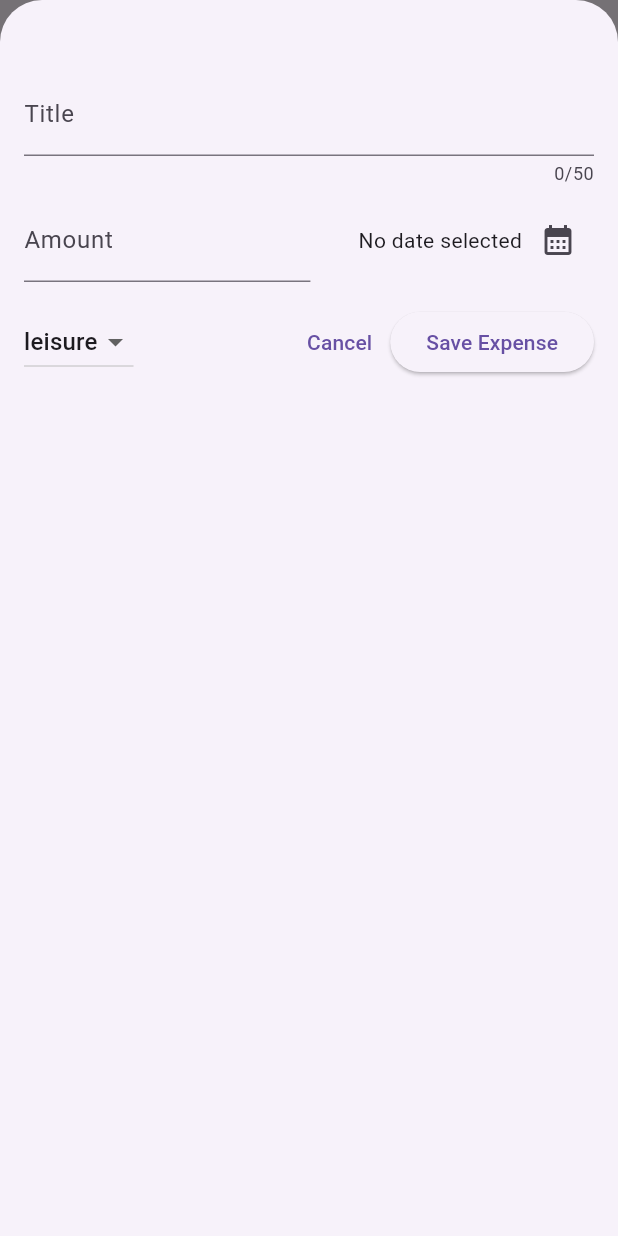
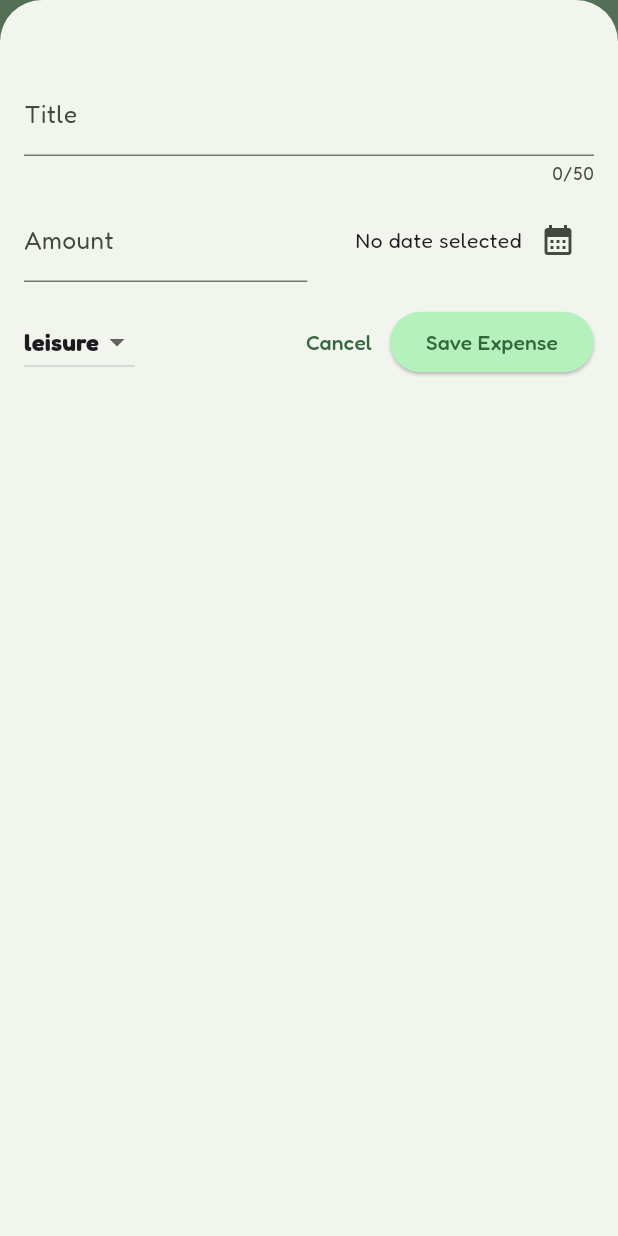
Before and after one commit to DanielHoman/flutter_expense_tracker, a Flutter app: the screen it shows after launch, after a tap on the "add" icon, on a phone screen of 412 x 824 dp. Run offline on Flutter 3.47's test engine with Material 3 defaults, Android fonts, the phone set to English and light mode, and no system bars; our stand-ins replace google_fonts.

Commit message:
Enhance expense tracking with theming, chart visualization, and improved UI interactions

```diff
--- /dev/null
+++ b/lib/app_theme.dart
@@ -0,0 +1,46 @@
+import 'package:flutter/material.dart';
+import 'package:google_fonts/google_fonts.dart';
+
+class AppTheme {
+  final ColorScheme kLightColorScheme = ColorScheme.fromSeed(
+    brightness: Brightness.light,
+    seedColor: const Color.fromARGB(255, 63, 235, 123),
+  );
+
+  final ColorScheme kDarkColorScheme = ColorScheme.fromSeed(
+    brightness: Brightness.dark,
+    seedColor: const Color.fromARGB(255, 9, 123, 122),
+  );
+
+  final ThemeData lightTheme = ThemeData.light().copyWith();
+  final ThemeData darkTheme = ThemeData.dark().copyWith();
+
+  ThemeData getTheme(Brightness brightness) {
+    final theme = brightness == Brightness.light ? lightTheme : darkTheme;
+    final kColorScheme = brightness == Brightness.light
+        ? kLightColorScheme
+        : kDarkColorScheme;
+    return theme.copyWith(
+      colorScheme: kColorScheme,
+      appBarTheme: const AppBarTheme().copyWith(
+        backgroundColor: kColorScheme.primaryContainer,
+      ),
+      cardTheme: const CardThemeData().copyWith(
+        color: kColorScheme.secondaryContainer,
+        margin: const EdgeInsets.symmetric(horizontal: 16, vertical: 8),
+      ),
+      elevatedButtonTheme: ElevatedButtonThemeData(
+        style: ElevatedButton.styleFrom(
+          backgroundColor: kColorScheme.primaryContainer,
+        ),
+      ),
+
+      textTheme: GoogleFonts.fredokaTextTheme(theme.textTheme).copyWith(
+        titleMedium: GoogleFonts.fredoka(
+          textStyle: theme.textTheme.titleMedium,
+          fontWeight: FontWeight.bold,
+        ),
+      ),
+    );
+  }
+}
--- a/lib/main.dart
+++ b/lib/main.dart
@@ -1,6 +1,15 @@
 import 'package:flutter/material.dart';
 import 'package:expense_tracker/widgets/expenses.dart';
+import 'package:expense_tracker/app_theme.dart';
 
 void main() {
-  runApp(const MaterialApp(home: Expenses()));
+  final AppTheme appTheme = AppTheme();
+  runApp(
+    MaterialApp(
+      darkTheme: appTheme.getTheme(Brightness.dark),
+      theme: appTheme.getTheme(Brightness.light),
+      themeMode: ThemeMode.system,
+      home: Expenses(),
+    ),
+  );
 }
--- a/lib/models/expense.dart
+++ b/lib/models/expense.dart
@@ -33,3 +33,23 @@ class Expense {
     return formatter.format(date);
   }
 }
+
+class ExpenseBucket {
+  ExpenseBucket({required this.category, required this.expenses});
+
+  ExpenseBucket.forCategory(List<Expense> allExpenses, this.category)
+    : expenses = allExpenses
+          .where((element) => element.category == category)
+          .toList();
+
+  final Category category;
+  final List<Expense> expenses;
+
+  double get totalExpenses {
+    double sum = 0;
+    for (final expense in expenses) {
+      sum += expense.amount;
+    }
+    return sum;
+  }
+}
--- /dev/null
+++ b/lib/widgets/chart/chart.dart
@@ -0,0 +1,90 @@
+import 'package:flutter/material.dart';
+import 'package:expense_tracker/widgets/chart/chart_bar.dart';
+import 'package:expense_tracker/models/expense.dart';
+
+class Chart extends StatelessWidget {
+  const Chart({super.key, required this.expenses});
+
+  final List<Expense> expenses;
+
+  List<ExpenseBucket> get buckets {
+    return [
+      ExpenseBucket.forCategory(expenses, Category.food),
+      ExpenseBucket.forCategory(expenses, Category.leisure),
+      ExpenseBucket.forCategory(expenses, Category.travel),
+      ExpenseBucket.forCategory(expenses, Category.work),
+    ];
+  }
+
+  double get maxTotalExpense {
+    double maxTotalExpense = 0;
+
+    for (final bucket in buckets) {
+      if (bucket.totalExpenses > maxTotalExpense) {
+        maxTotalExpense = bucket.totalExpenses;
+      }
+    }
+
+    return maxTotalExpense;
+  }
+
+  @override
+  Widget build(BuildContext context) {
+    final isDarkMode =
+        MediaQuery.of(context).platformBrightness == Brightness.dark;
+    return Container(
+      margin: const EdgeInsets.all(16),
+      padding: const EdgeInsets.symmetric(vertical: 16, horizontal: 8),
+      width: double.infinity,
+      height: 180,
+      decoration: BoxDecoration(
+        borderRadius: BorderRadius.circular(8),
+        gradient: LinearGradient(
+          colors: [
+            Theme.of(context).colorScheme.primary.withValues(alpha: 0.3),
+            Theme.of(context).colorScheme.primary.withValues(alpha: 0.0),
+          ],
+          begin: Alignment.bottomCenter,
+          end: Alignment.topCenter,
+        ),
+      ),
+      child: Column(
+        children: [
+          Expanded(
+            child: Row(
+              crossAxisAlignment: CrossAxisAlignment.end,
+              children: [
+                for (final bucket in buckets) // alternative to map()
+                  ChartBar(
+                    fill: bucket.totalExpenses == 0
+                        ? 0
+                        : bucket.totalExpenses / maxTotalExpense,
+                  ),
+              ],
+            ),
+          ),
+          const SizedBox(height: 12),
+          Row(
+            children: buckets
+                .map(
+                  (bucket) => Expanded(
+                    child: Padding(
+                      padding: const EdgeInsets.symmetric(horizontal: 4),
+                      child: Icon(
+                        categoryIcons[bucket.category],
+                        color: isDarkMode
+                            ? Theme.of(context).colorScheme.secondary
+                            : Theme.of(
+                                context,
+                              ).colorScheme.primary.withValues(alpha: 0.7),
+                      ),
+                    ),
+                  ),
+                )
+                .toList(),
+          ),
+        ],
+      ),
+    );
+  }
+}
--- /dev/null
+++ b/lib/widgets/chart/chart_bar.dart
@@ -0,0 +1,34 @@
+import 'package:flutter/material.dart';
+
+class ChartBar extends StatelessWidget {
+  const ChartBar({super.key, required this.fill});
+
+  final double fill;
+
+  @override
+  Widget build(BuildContext context) {
+    final isDarkMode =
+        MediaQuery.of(context).platformBrightness == Brightness.dark;
+    return Expanded(
+      child: Padding(
+        padding: const EdgeInsets.symmetric(horizontal: 4),
+        child: FractionallySizedBox(
+          heightFactor: fill,
+          child: DecoratedBox(
+            decoration: BoxDecoration(
+              shape: BoxShape.rectangle,
+              borderRadius: const BorderRadius.vertical(
+                top: Radius.circular(8),
+              ),
+              color: isDarkMode
+                  ? Theme.of(context).colorScheme.secondary
+                  : Theme.of(
+                      context,
+                    ).colorScheme.primary.withValues(alpha: 0.7),
+            ),
+          ),
+        ),
+      ),
+    );
+  }
+}
--- a/lib/widgets/expenses.dart
+++ b/lib/widgets/expenses.dart
@@ -1,3 +1,4 @@
+import 'package:expense_tracker/widgets/chart/chart.dart';
 import 'package:expense_tracker/widgets/new_expense.dart';
 import 'package:flutter/material.dart';
 import 'package:expense_tracker/models/expense.dart';
@@ -43,13 +44,40 @@ class _ExpensesState extends State<Expenses> {
   }
 
   void _removeExpense(Expense expense) {
+    final expenseIndex = _registeredExpenses.indexOf(expense);
     setState(() {
       _registeredExpenses.remove(expense);
     });
+    ScaffoldMessenger.of(context).clearSnackBars();
+    ScaffoldMessenger.of(context).showSnackBar(
+      SnackBar(
+        duration: const Duration(seconds: 3),
+        content: const Text("Expese deleted."),
+        action: SnackBarAction(
+          label: "Undo",
+          onPressed: () {
+            setState(() {
+              _registeredExpenses.insert(expenseIndex, expense);
+            });
+          },
+        ),
+      ),
+    );
   }
 
   @override
   Widget build(context) {
+    Widget mainContent = const Center(
+      child: Text("No expenses found. Start adding some!"),
+    );
+
+    if (_registeredExpenses.isNotEmpty) {
+      mainContent = ExpensesList(
+        expenses: _registeredExpenses,
+        removeExpense: _removeExpense,
+      );
+    }
+
     return Scaffold(
       appBar: AppBar(
         title: const Text("Flutter ExpenseTracker"),
@@ -62,13 +90,8 @@ class _ExpensesState extends State<Expenses> {
       ),
       body: Column(
         children: [
-          const Text("The Chart"),
-          Expanded(
-            child: ExpensesList(
-              expenses: _registeredExpenses,
-              removeExpense: _removeExpense,
-            ),
-          ),
+          Chart(expenses: _registeredExpenses),
+          Expanded(child: mainContent),
         ],
       ),
     );
--- a/lib/widgets/expenses_list/expense_item.dart
+++ b/lib/widgets/expenses_list/expense_item.dart
@@ -12,8 +12,9 @@ class ExpenseItem extends StatelessWidget {
       child: Padding(
         padding: const EdgeInsets.symmetric(horizontal: 20, vertical: 16),
         child: Column(
+          crossAxisAlignment: CrossAxisAlignment.start,
           children: [
-            Text(expense.title),
+            Text(expense.title, style: Theme.of(context).textTheme.titleMedium),
             const SizedBox(height: 4),
             Row(
               children: [
--- a/lib/widgets/expenses_list/expenses_list.dart
+++ b/lib/widgets/expenses_list/expenses_list.dart
@@ -18,6 +18,7 @@ class ExpensesList extends StatelessWidget {
       itemCount: expenses.length,
       itemBuilder: (context, index) => Dismissible(
         key: ValueKey(expenses[index].id),
+        background: Container(color: Theme.of(context).colorScheme.error),
         child: ExpenseItem(expense: expenses[index]),
         onDismissed: (direction) {
           removeExpense(expenses[index]);
--- a/pubspec.yaml
+++ b/pubspec.yaml
@@ -9,6 +9,7 @@ environment:
 dependencies:
   flutter:
     sdk: flutter
+  google_fonts: ^6.3.2
   intl: ^0.20.2
   uuid: ^4.5.1
 
```
Also changed, not shown: pubspec.lock, 1 other file.
